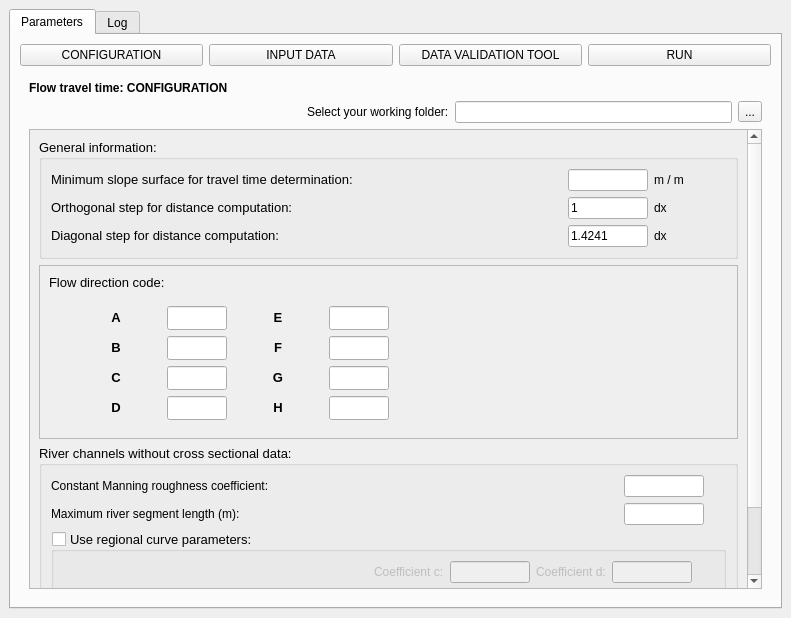
First picture: the form in hidroPixel_dialog_flow_tt.ui, repository J1Vitor/HidroPixel_test, before the edit.
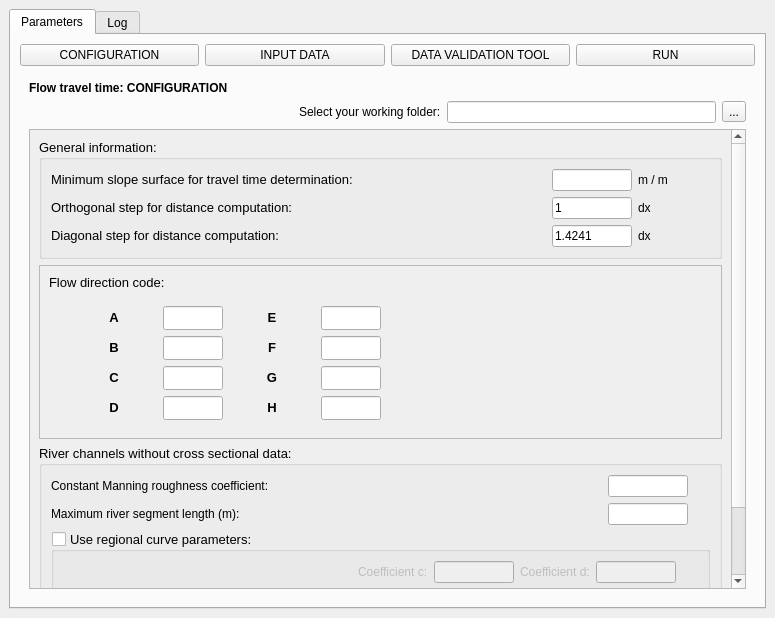
Second picture: the form after the edit. Icons and pictures are not drawn.

```diff
--- a/hidroPixel_dialog_flow_tt.ui
+++ b/hidroPixel_dialog_flow_tt.ui
@@ -6,7 +6,7 @@
    <rect>
     <x>0</x>
     <y>0</y>
-    <width>791</width>
+    <width>775</width>
     <height>618</height>
    </rect>
   </property>
@@ -140,9 +140,9 @@
                <property name="geometry">
                 <rect>
                  <x>0</x>
-                 <y>0</y>
-                 <width>715</width>
-                 <height>655</height>
+                 <y>-207</y>
+                 <width>698</width>
+                 <height>656</height>
                 </rect>
                </property>
                <layout class="QGridLayout" name="gridLayout_62">
@@ -961,16 +961,6 @@
                           </property>
                          </widget>
                         </item>
-                        <item row="0" column="1">
-                         <widget class="QLabel" name="label_94">
-                          <property name="text">
-                           <string/>
-                          </property>
-                          <property name="pixmap">
-                           <pixmap resource="resources.qrc">:/plugins/hidroPixel/icons/icons/equation_regional_curve2.png</pixmap>
-                          </property>
-                         </widget>
-                        </item>
                        </layout>
                       </item>
                       <item row="0" column="1">
```
Left out of the diff: 2 changed lines with no effect on the pictures.
